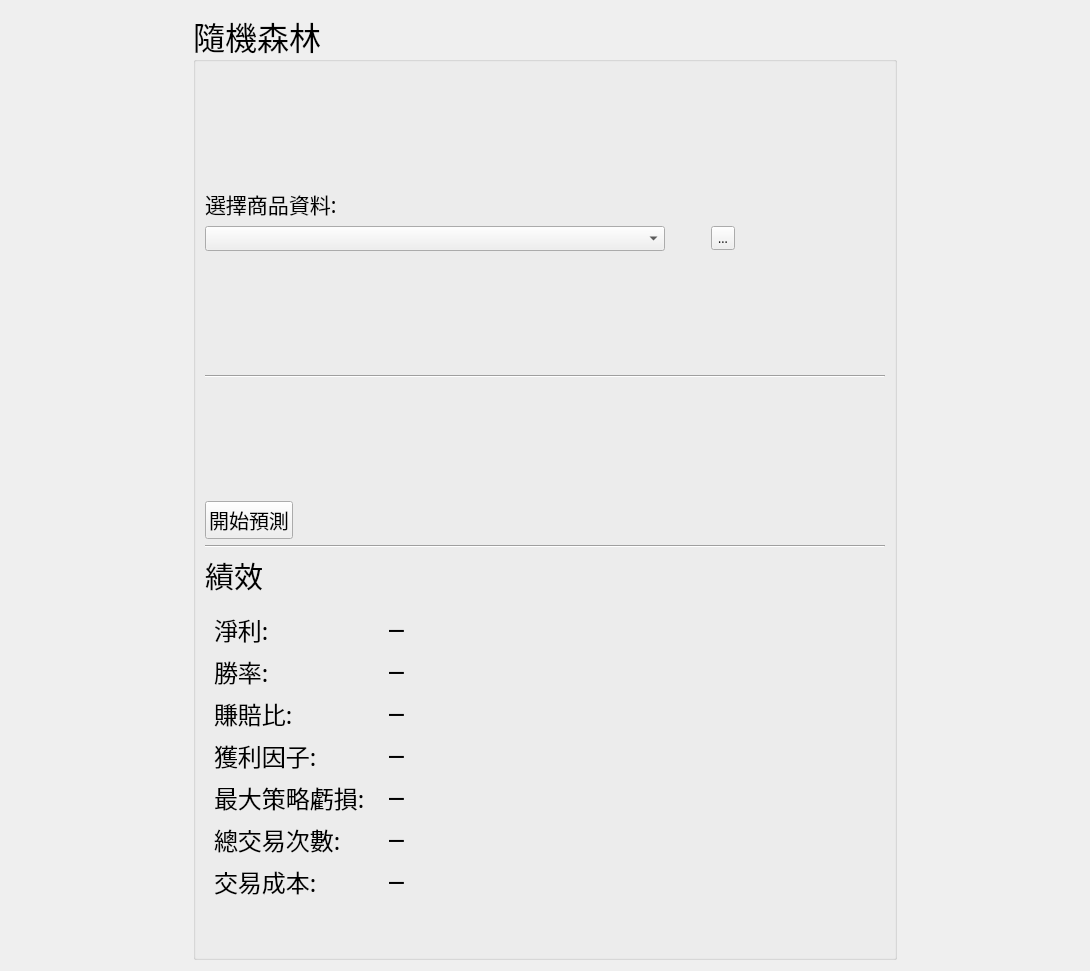
Old version of the form useRF.ui in the repository allen93075/Winner.
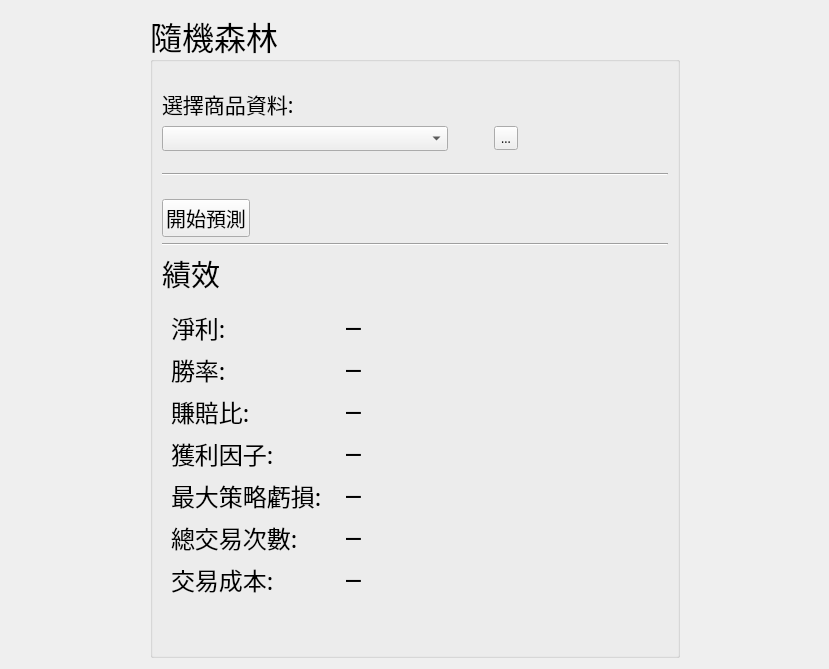
New version of the form.

What changed in the file:
```diff
--- a/useRF.ui
+++ b/useRF.ui
@@ -6,8 +6,8 @@
    <rect>
     <x>0</x>
     <y>0</y>
-    <width>1090</width>
-    <height>971</height>
+    <width>829</width>
+    <height>669</height>
    </rect>
   </property>
   <property name="windowTitle">
```
